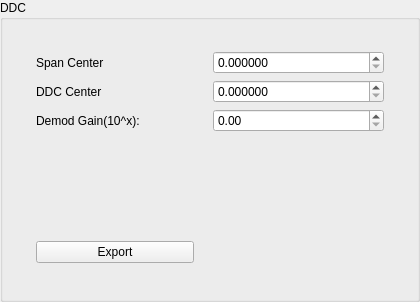
Qt form ddcgroupbox.ui (pouyace/IQPlayer) before a commit.
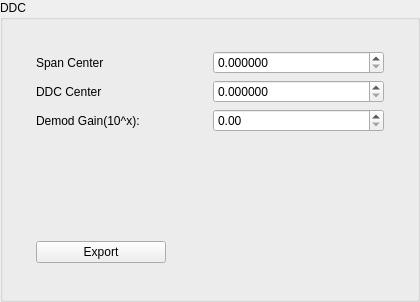
The same form after that commit. Custom widgets are drawn as their Qt base class.

What changed in the file:
```diff
--- a/ddcgroupbox.ui
+++ b/ddcgroupbox.ui
@@ -206,7 +206,7 @@
            </property>
            <property name="maximumSize">
             <size>
-             <width>16777215</width>
+             <width>130</width>
              <height>22</height>
             </size>
            </property>
```
